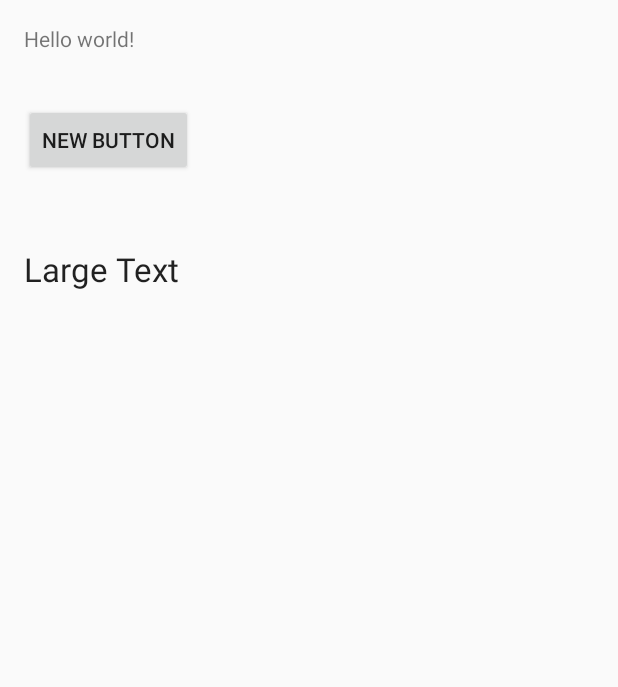
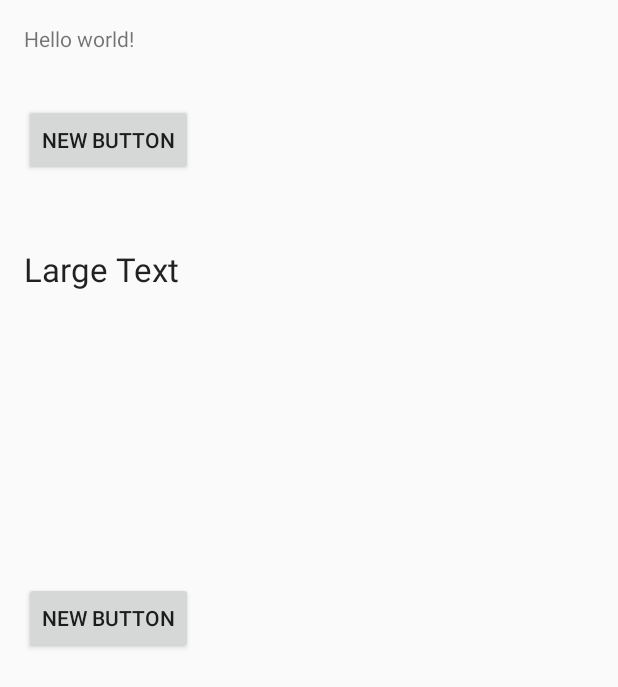
Before and after one commit to HanAsteroid/branch, an Android app: the screen it shows after launch (MainActivity), on a phone screen of 412 x 824 dp. Shown: the top 687 px of the screen. Run offline under Robolectric (Android 15) with nearby library versions, the phone set to English and light mode, and no system bars.

Commit message:
test deve

```diff
--- a/app/src/main/res/layout/activity_main.xml
+++ b/app/src/main/res/layout/activity_main.xml
@@ -36,4 +36,13 @@
 
         android:layout_marginTop="47dp" />
 
+    <Button
+        android:layout_width="wrap_content"
+        android:layout_height="wrap_content"
+        android:text="New Button"
+        android:id="@+id/button2"
+        android:layout_centerVertical="true"
+        android:layout_alignParentLeft="true"
+        android:layout_alignParentStart="true" />
+
 </RelativeLayout>
```
